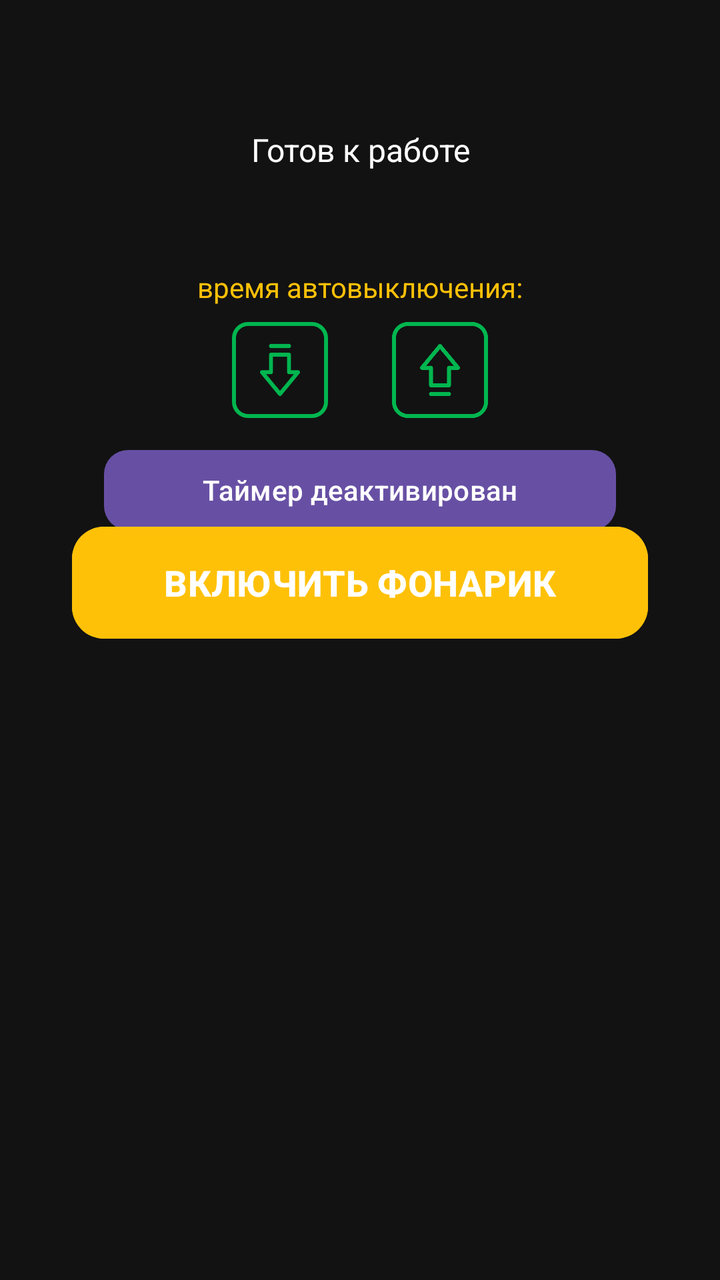
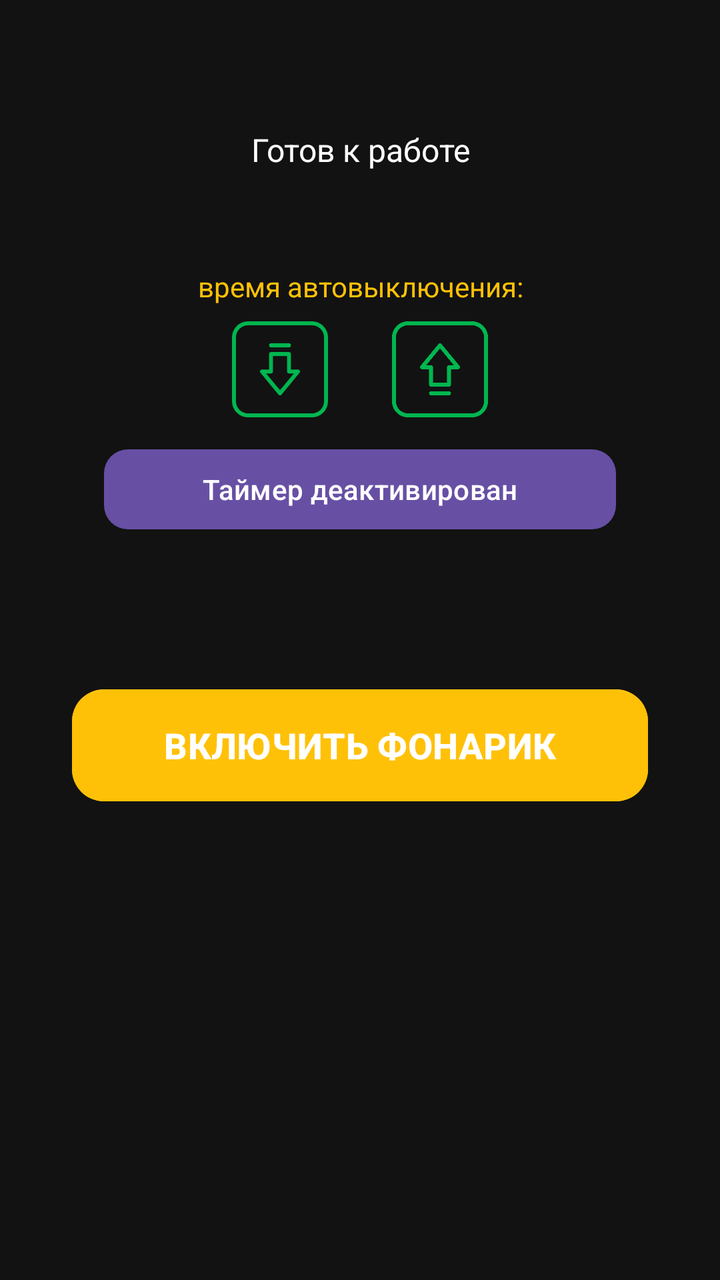

An Android layout rendered at two revisions. The XML below is the earlier revision; the diff shows what the commit changed to produce the second picture.
<!-- AndroidManifest.xml: application theme Theme.Flashandstrobe -->
<!-- res/layout/activity_flashlight.xml -->
<?xml version="1.0" encoding="utf-8"?>
<androidx.constraintlayout.widget.ConstraintLayout
    xmlns:android="http://schemas.android.com/apk/res/android"
    xmlns:app="http://schemas.android.com/apk/res-auto"
    android:layout_width="match_parent"
    android:layout_height="match_parent"
    android:background="@color/background_dark">

    <TextView
        android:id="@+id/tvStatus"
        android:layout_width="0dp"
        android:layout_height="wrap_content"
        android:padding="16dp"
        android:text="@string/tv_status_ready"
        android:textColor="@color/text_primary"
        android:textSize="16sp"
        android:gravity="center"
        android:ellipsize="end"
        android:maxLines="3"
        android:layout_marginTop="48dp"
        app:layout_constraintTop_toTopOf="parent"
        app:layout_constraintStart_toStartOf="parent"
        app:layout_constraintEnd_toEndOf="parent"
        app:layout_constraintWidth_percent="0.8"
        app:layout_constraintVertical_bias="0.12" />

    <LinearLayout
        android:id="@+id/timerPanel"
        android:layout_width="0dp"
        android:layout_height="wrap_content"
        android:orientation="vertical"
        android:visibility="visible"
        android:paddingHorizontal="16dp"
        android:gravity="center_horizontal"
        app:layout_constraintTop_toTopOf="parent"
        app:layout_constraintStart_toStartOf="parent"
        app:layout_constraintEnd_toEndOf="parent"
        app:layout_constraintWidth_percent="0.8"
        app:layout_constraintVertical_bias="0.22"
        android:layout_marginTop="134dp" >

        <TextView
            android:layout_width="wrap_content"
            android:layout_height="wrap_content"
            android:text="@string/tv_timer_label"
            android:textColor="@color/flash_off"
            android:textSize="14sp"/>

        <LinearLayout
            android:layout_width="wrap_content"
            android:layout_height="wrap_content"
            android:orientation="horizontal"
            android:layout_marginTop="8dp"
            android:gravity="center_vertical">

            <androidx.appcompat.widget.AppCompatImageView
                android:id="@+id/btnTimerDec"
                android:layout_width="48dp"
                android:layout_height="48dp"
                android:src="@drawable/ic_arrow_down"
                android:scaleType="centerInside"
                android:background="?attr/selectableItemBackgroundBorderless"
                android:clickable="true"
                android:focusable="true"
                app:tint="@color/timer_text_color"/>

            <TextView
                android:id="@+id/tvTimerDisplay"
                android:layout_width="wrap_content"
                android:layout_height="wrap_content"
                android:textColor="@color/timer_text_color"
                android:textSize="20sp"
                android:background="@color/timer_bg"
                app:fontFamily="@font/dseg7classic_regular"
                android:layout_marginStart="16dp"
                android:layout_marginEnd="16dp"/>

            <androidx.appcompat.widget.AppCompatImageView
                android:id="@+id/btnTimerInc"
                android:layout_width="48dp"
                android:layout_height="48dp"
                android:src="@drawable/ic_arrow_up"
                android:scaleType="centerInside"
                android:background="?attr/selectableItemBackgroundBorderless"
                android:clickable="true"
                android:focusable="true"
                app:tint="@color/timer_text_color"/>
        </LinearLayout>


        <com.google.android.material.button.MaterialButton
            android:id="@+id/btnTimerToggle"
            android:layout_width="match_parent"
            android:layout_height="wrap_content"
            android:text="@string/timer_off"
            android:textAllCaps="false"
            android:textColor="@color/text_primary"
            app:cornerRadius="12dp"
            android:layout_marginTop="12dp"/>
    </LinearLayout>

    <com.google.android.material.button.MaterialButton
        android:id="@+id/btnToggleFlash"
        android:layout_width="0dp"
        android:layout_height="wrap_content"
        android:minHeight="64dp"
        android:maxHeight="120dp"
        android:paddingVertical="12dp"
        android:text="@string/btn_flash_on"
        android:backgroundTint="@color/flash_off"
        android:textColor="@color/text_primary"
        android:textSize="18sp"
        android:textStyle="bold"
        android:textAllCaps="false"
        app:cornerRadius="16dp"
        app:elevation="4dp"
        app:rippleColor="#80FFFFFF"
        app:layout_constraintTop_toTopOf="parent"
        app:layout_constraintBottom_toBottomOf="parent"
        app:layout_constraintVertical_bias="0.45"
        app:layout_constraintStart_toStartOf="parent"
        app:layout_constraintEnd_toEndOf="parent"
        app:layout_constraintWidth_percent="0.8" />

</androidx.constraintlayout.widget.ConstraintLayout>
<!-- resources referenced by this layout -->
<resources>
  <color name="background_dark">#121212</color>
  <color name="flash_off">#FFC107</color>
  <color name="text_primary">#FFFFFF</color>
  <color name="timer_bg">#121212</color>
  <color name="timer_text_color">#00B64F</color>
  <!-- drawable ic_arrow_down: png bitmap (drawable, 6632 bytes) -->
  <!-- drawable ic_arrow_up: png bitmap (drawable, 9980 bytes) -->
  <string name="btn_flash_on">ВКЛЮЧИТЬ ФОНАРИК</string>
  <string name="timer_off">Таймер деактивирован</string>
  <string name="tv_status_ready">Готов к работе</string>
  <string name="tv_timer_label">время автовыключения:</string>
  <style name="Theme.Flashandstrobe" parent="Base.Theme.Flashandstrobe" />
  <style name="Base.Theme.Flashandstrobe" parent="Theme.Material3.Light.NoActionBar">
          <item name="android:windowBackground">@color/background_dark</item>
          <item name="android:textColorPrimary">@color/text_primary</item>
          
          <item name="buttonStyle">@style/Widget.Flashandstrobe.Button</item>
      </style>
  <style name="Widget.Flashandstrobe.Button" parent="Widget.Material3.Button">
          <item name="android:minHeight">56dp</item>
          <item name="shapeAppearanceOverlay">@style/ShapeAppearance.Flashandstrobe.Button</item>
      </style>
  <style name="ShapeAppearance.Flashandstrobe.Button" parent="ShapeAppearance.Material3.Corner.Full">
          
          <item name="cornerSize">24dp</item>
      </style>
</resources>

<!-- the commit's change to res/layout/activity_flashlight.xml (unified diff, before → after) -->
@@ -10,19 +10,19 @@
         android:id="@+id/tvStatus"
         android:layout_width="0dp"
         android:layout_height="wrap_content"
+        android:ellipsize="end"
+        android:gravity="center"
+        android:maxLines="3"
         android:padding="16dp"
         android:text="@string/tv_status_ready"
         android:textColor="@color/text_primary"
         android:textSize="16sp"
-        android:gravity="center"
-        android:ellipsize="end"
-        android:maxLines="3"
         android:layout_marginTop="48dp"
+        app:layout_constraintEnd_toEndOf="parent"
+        app:layout_constraintStart_toStartOf="parent"
         app:layout_constraintTop_toTopOf="parent"
-        app:layout_constraintStart_toStartOf="parent"
-        app:layout_constraintEnd_toEndOf="parent"
-        app:layout_constraintWidth_percent="0.8"
-        app:layout_constraintVertical_bias="0.12" />
+        app:layout_constraintVertical_chainStyle="packed"
+        app:layout_constraintWidth_percent="0.8" />
 
     <LinearLayout
         android:id="@+id/timerPanel"
@@ -32,19 +32,20 @@
         android:visibility="visible"
         android:paddingHorizontal="16dp"
         android:gravity="center_horizontal"
-        app:layout_constraintTop_toTopOf="parent"
+        android:layout_marginTop="32dp"
+        app:layout_constraintTop_toBottomOf="@id/tvStatus"
         app:layout_constraintStart_toStartOf="parent"
         app:layout_constraintEnd_toEndOf="parent"
-        app:layout_constraintWidth_percent="0.8"
-        app:layout_constraintVertical_bias="0.22"
-        android:layout_marginTop="134dp" >
+        app:layout_constraintWidth_percent="0.8">
 
         <TextView
+            android:id="@+id/tvTimerLabel"
             android:layout_width="wrap_content"
             android:layout_height="wrap_content"
             android:text="@string/tv_timer_label"
             android:textColor="@color/flash_off"
-            android:textSize="14sp"/>
+            android:textSize="14sp"
+            android:gravity="center" />
 
         <LinearLayout
             android:layout_width="wrap_content"
@@ -87,7 +88,6 @@
                 app:tint="@color/timer_text_color"/>
         </LinearLayout>
 
-
         <com.google.android.material.button.MaterialButton
             android:id="@+id/btnTimerToggle"
             android:layout_width="match_parent"
@@ -104,7 +104,6 @@
         android:layout_width="0dp"
         android:layout_height="wrap_content"
         android:minHeight="64dp"
-        android:maxHeight="120dp"
         android:paddingVertical="12dp"
         android:text="@string/btn_flash_on"
         android:backgroundTint="@color/flash_off"
@@ -115,11 +114,12 @@
         app:cornerRadius="16dp"
         app:elevation="4dp"
         app:rippleColor="#80FFFFFF"
-        app:layout_constraintTop_toTopOf="parent"
-        app:layout_constraintBottom_toBottomOf="parent"
-        app:layout_constraintVertical_bias="0.45"
+        android:layout_marginTop="72dp"
+        app:layout_constraintTop_toBottomOf="@id/timerPanel"
         app:layout_constraintStart_toStartOf="parent"
         app:layout_constraintEnd_toEndOf="parent"
-        app:layout_constraintWidth_percent="0.8" />
+        app:layout_constraintWidth_percent="0.8"
+        app:layout_constraintBottom_toBottomOf="parent"
+        app:layout_constraintVertical_bias="0.0" />
 
 </androidx.constraintlayout.widget.ConstraintLayout>
